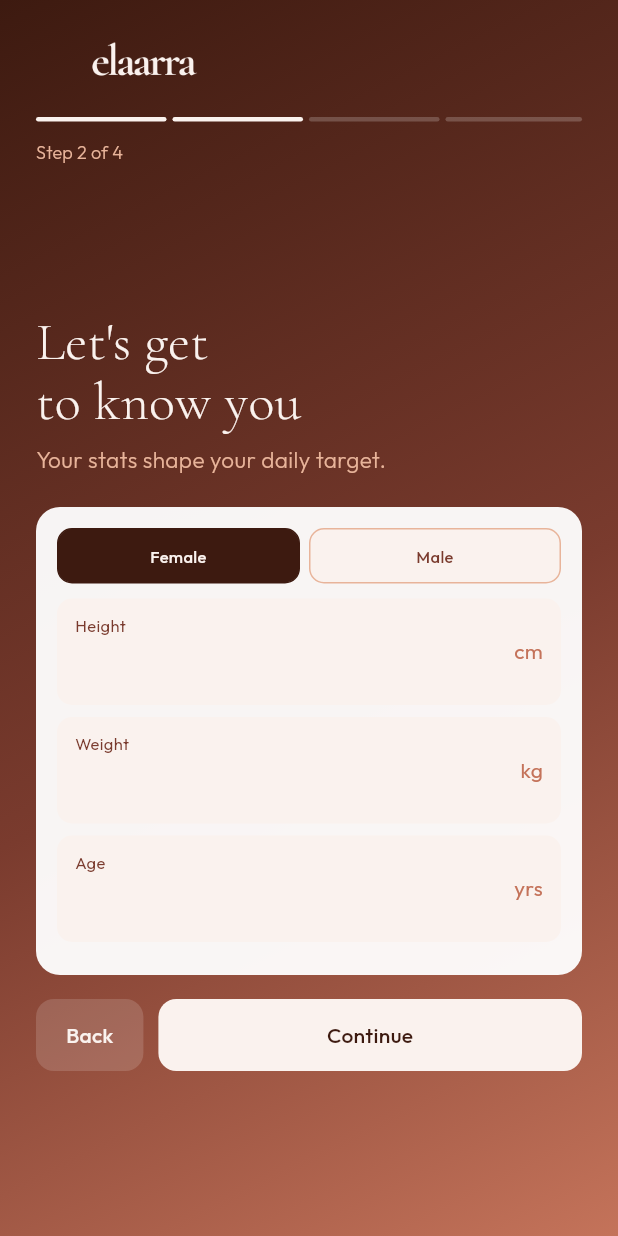
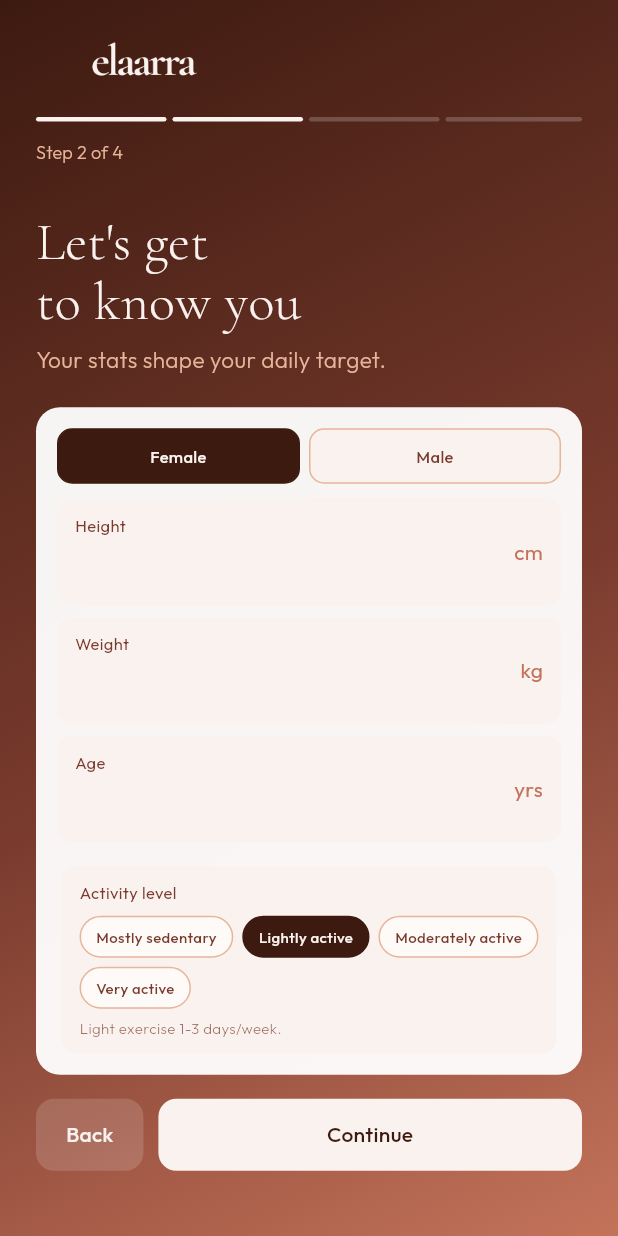
Before and after one commit to elaarra/elaarra-calorie-tracker-app, a Flutter app: the OnboardingScreen screen opened directly, after a tap on "Continue", on a phone screen of 412 x 824 dp. Run offline on Flutter 3.47's test engine with Material 3 defaults, Android fonts, the phone set to English and light mode, and no system bars; our stand-ins replace cloud_firestore, firebase_auth, firebase_core, flutter_dotenv, google_sign_in, image_picker and 1 more; accounts and stored records are empty.

Commit message:
Update onboarding_screen.dart
Low calorie warning

```diff
--- a/lib/screens/onboarding/onboarding_screen.dart
+++ b/lib/screens/onboarding/onboarding_screen.dart
@@ -48,6 +48,21 @@ class _OnboardingScreenState extends State<OnboardingScreen> {
     'Very active': 1.725,
   };
 
+  String get _activityDescription {
+    switch (_activityLevel) {
+      case 'Mostly sedentary':
+        return 'Little or no exercise, desk job.';
+      case 'Lightly active':
+        return 'Light exercise 1-3 days/week.';
+      case 'Moderately active':
+        return 'Moderate exercise 3-5 days/week.';
+      case 'Very active':
+        return 'Hard exercise 6-7 days/week.';
+      default:
+        return '';
+    }
+  }
+
   int get _goalAdjustment {
     if (_selectedGoal == 'Manage weight') {
       return _manageDirection == 'lose' ? -500 : 300;
@@ -83,6 +98,11 @@ class _OnboardingScreenState extends State<OnboardingScreen> {
     if (weeks < 4) return 'approx. $weeks weeks';
     final months = (weeks / 4.3).ceil();
     return 'approx. $months months';
+  }
+
+  bool get _isLowCalorieTarget {
+    final minSafe = _gender == 'female' ? 1200 : 1500;
+    return _dailyCalories < minSafe;
   }
 
   bool get _isUnrealisticTarget {
@@ -268,6 +288,67 @@ class _OnboardingScreenState extends State<OnboardingScreen> {
             color: AppColors.darkBrown),
           _buildInputRow('Age', _ageController, 'yrs',
             color: AppColors.darkBrown),
+          const SizedBox(height: 8),
+          // Activity level
+          Container(
+            padding: const EdgeInsets.symmetric(horizontal: 12, vertical: 10),
+            decoration: BoxDecoration(
+              color: AppColors.cream,
+              borderRadius: BorderRadius.circular(10),
+            ),
+            child: Column(
+              crossAxisAlignment: CrossAxisAlignment.start,
+              children: [
+                Text('Activity level',
+                  style: AppTextStyles.label.copyWith(
+                    color: AppColors.midBrown, fontSize: 11)),
+                const SizedBox(height: 8),
+                Wrap(
+                  spacing: 6,
+                  runSpacing: 6,
+                  children: _activityLevels.map((a) {
+                    final sel = _activityLevel == a;
+                    return GestureDetector(
+                      onTap: () => setState(() => _activityLevel = a),
+                      child: AnimatedContainer(
+                        duration: const Duration(milliseconds: 150),
+                        padding: const EdgeInsets.symmetric(
+                          horizontal: 10, vertical: 6),
+                        decoration: BoxDecoration(
+                          color: sel
+                              ? AppColors.darkBrown
+                              : Colors.white.withOpacity(0.6),
+                          borderRadius: BorderRadius.circular(20),
+                          border: Border.all(
+                            color: sel
+                                ? AppColors.darkBrown
+                                : AppColors.blush,
+                          ),
+                        ),
+                        child: Text(a,
+                          style: AppTextStyles.caption.copyWith(
+                            fontSize: 10,
+                            color: sel
+                                ? AppColors.cream
+                                : AppColors.midBrown,
+                            fontWeight: FontWeight.w500,
+                          )),
+                      ),
+                    );
+                  }).toList(),
+                ),
+                const SizedBox(height: 6),
+                Text(
+                  _activityDescription,
+                  style: AppTextStyles.caption.copyWith(
+                    fontSize: 10,
+                    color: AppColors.midBrown.withOpacity(0.7),
+                    height: 1.4,
+                  ),
+                ),
+              ],
+            ),
+          ),
         ],
       ),
     );
@@ -529,6 +610,26 @@ class _OnboardingScreenState extends State<OnboardingScreen> {
             ],
           ),
           const SizedBox(height: 10),
+          if (_isLowCalorieTarget) ...[
+            Container(
+              padding: const EdgeInsets.all(12),
+              margin: const EdgeInsets.only(bottom: 10),
+              decoration: BoxDecoration(
+                color: AppColors.error.withOpacity(0.15),
+                borderRadius: BorderRadius.circular(10),
+                border: Border.all(
+                  color: AppColors.error.withOpacity(0.3)),
+              ),
+              child: Text(
+                'Your calculated target is below the recommended minimum for safe weight loss. We strongly recommend speaking with a doctor or dietitian before proceeding. elaarra supports your wellbeing — please be kind to yourself.',
+                style: AppTextStyles.caption.copyWith(
+                  fontSize: 10,
+                  color: AppColors.error.withOpacity(0.9),
+                  height: 1.5,
+                ),
+              ),
+            ),
+          ],
           Container(
             padding: const EdgeInsets.all(12),
             decoration: BoxDecoration(
```
